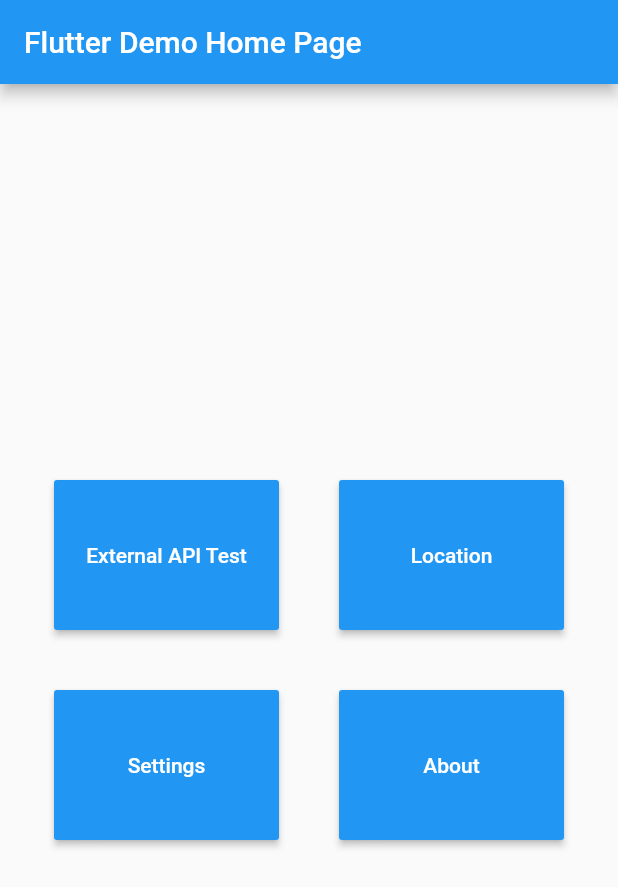
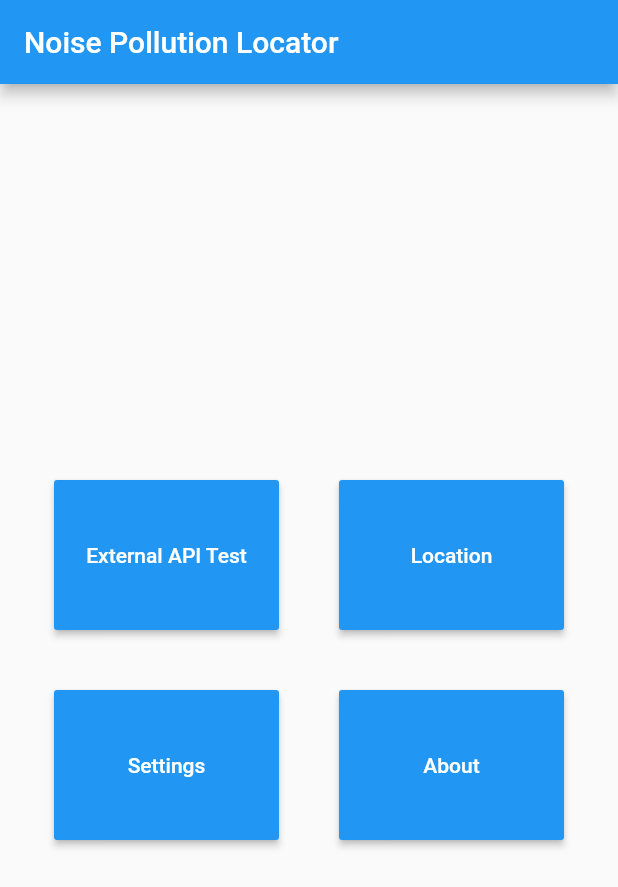
Before and after one commit to allj9618/noisepollutionlocator_71, a Flutter app: the screen it shows after launch, on a phone screen of 412 x 824 dp. Shown: the top 887 px of the screen. Run offline on Flutter 3.47's test engine with Material 2 defaults, Android fonts, the phone set to English and light mode, and no system bars; our stand-ins replace geolocator.

Commit message:
Changed homepage title.

```diff
--- a/lib/main.dart
+++ b/lib/main.dart
@@ -23,7 +23,7 @@ class MyApp extends StatelessWidget {
         // is not restarted.
         primarySwatch: Colors.blue,
       ),
-      home: MyHomePage(title: 'Flutter Demo Home Page'),
+      home: MyHomePage(title: 'Noise Pollution Locator'),
     );
   }
 }
```
